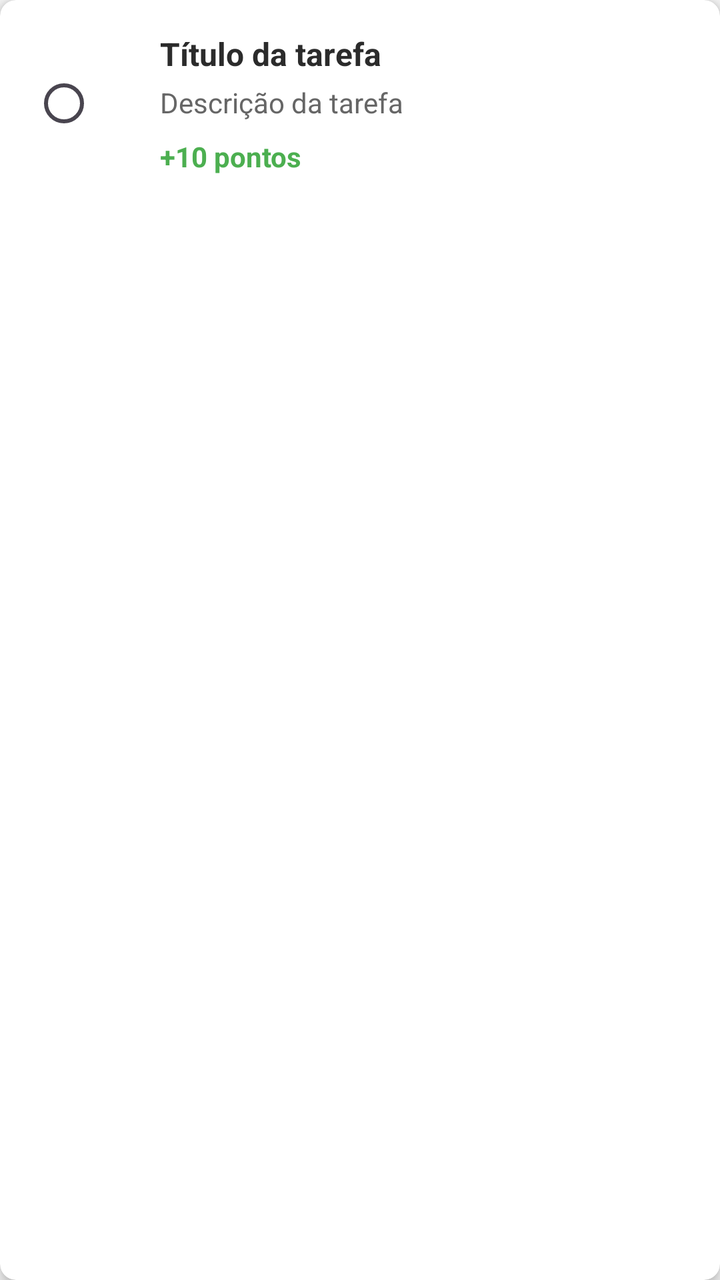
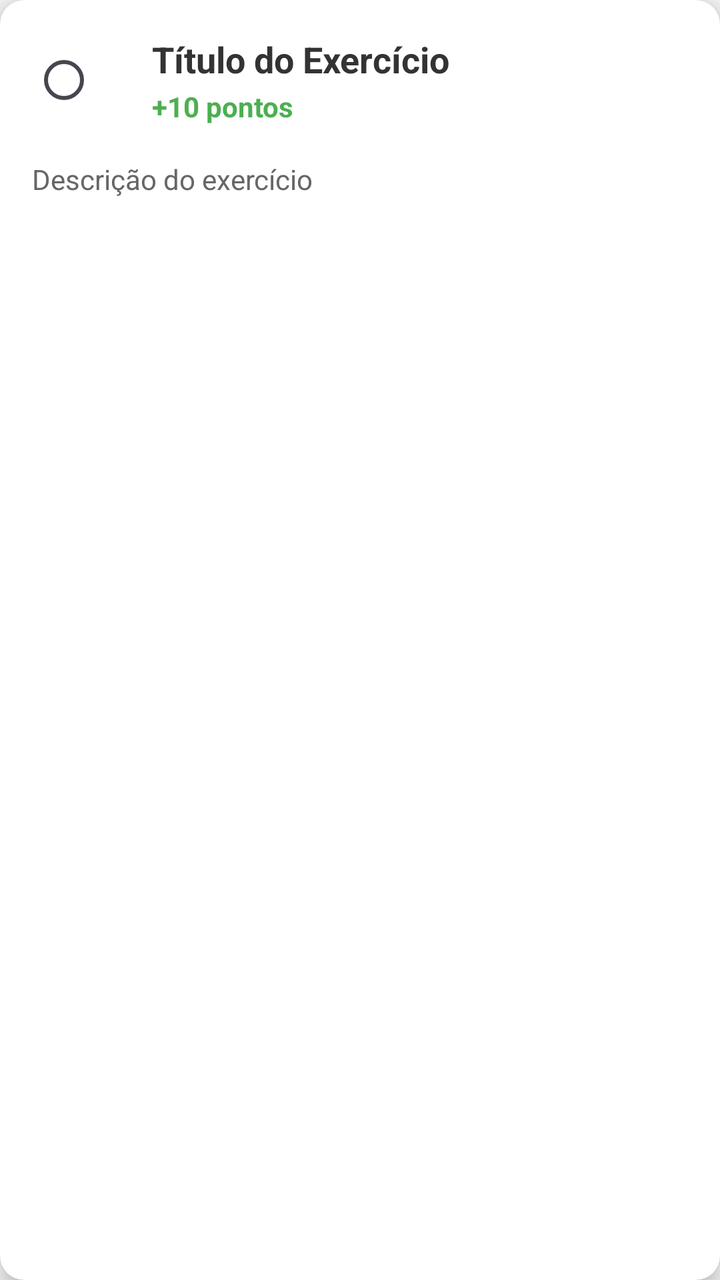

Screens rendered from an Android XML layout before and after an edit, with the pre-edit source and the edit as a unified diff.
<!-- AndroidManifest.xml: application theme Theme.Testbackend -->
<!-- res/layout/item_task_radio.xml -->
<?xml version="1.0" encoding="utf-8"?>
<androidx.cardview.widget.CardView xmlns:android="http://schemas.android.com/apk/res/android"
    xmlns:app="http://schemas.android.com/apk/res-auto"
    android:layout_width="match_parent"
    android:layout_height="wrap_content"
    android:layout_margin="8dp"
    app:cardCornerRadius="8dp"
    app:cardElevation="4dp">
    
    <LinearLayout
        android:layout_width="match_parent"
        android:layout_height="wrap_content"
        android:orientation="horizontal"
        android:padding="16dp">
        
        <RadioButton
            android:id="@+id/radioButton"
            android:layout_width="wrap_content"
            android:layout_height="wrap_content"
            android:layout_gravity="center_vertical"
            android:layout_marginEnd="16dp" />
        
        <LinearLayout
            android:layout_width="0dp"
            android:layout_height="wrap_content"
            android:layout_weight="1"
            android:orientation="vertical">
            
            <TextView
                android:id="@+id/tvTaskTitle"
                android:layout_width="match_parent"
                android:layout_height="wrap_content"
                android:text="Título da tarefa"
                android:textStyle="bold"
                android:textSize="16sp" />
            
            <TextView
                android:id="@+id/tvTaskDescription"
                android:layout_width="match_parent"
                android:layout_height="wrap_content"
                android:text="Descrição da tarefa"
                android:textColor="#666666"
                android:layout_marginTop="4dp" />
            
            <TextView
                android:id="@+id/tvTaskPoints"
                android:layout_width="match_parent"
                android:layout_height="wrap_content"
                android:text="+10 pontos"
                android:textColor="#4CAF50"
                android:textStyle="bold"
                android:layout_marginTop="8dp" />
            
        </LinearLayout>
        
    </LinearLayout>
    
</androidx.cardview.widget.CardView>
<!-- resources referenced by this layout -->
<resources>
  <style name="Theme.Testbackend" parent="Theme.SmartSaude" />
  <style name="Theme.SmartSaude" parent="Theme.Material3.DayNight.NoActionBar">
          
          <item name="colorPrimary">@color/primary</item>
          <item name="colorPrimaryVariant">@color/primary_variant</item>
          <item name="colorSecondary">@color/secondary_light</item>
          
          
          <item name="android:windowBackground">@color/app_background</item>
          <item name="android:colorBackground">@color/app_background</item>
          <item name="colorSurface">@color/card_background</item>
          
          
          <item name="android:textColor">@color/text_main</item>
          <item name="android:textColorPrimary">@color/text_main</item>
          <item name="android:textColorSecondary">@color/text_secondary</item>
          
          
          <item name="android:statusBarColor">@color/app_background</item>
          <item name="android:windowLightStatusBar" tools:targetApi="m">true</item>
      </style>
  <color name="primary">#67B7D1</color>
  <color name="primary_variant">#2C9CC3</color>
  <color name="secondary_light">#A9D9E8</color>
  <color name="app_background">#F7F7F7</color>
  <color name="card_background">#FFFFFF</color>
  <color name="text_main">#2B2B2B</color>
  <color name="text_secondary">#6E6E6E</color>
</resources>

<!-- the commit's change to res/layout/item_task_radio.xml (unified diff, before → after) -->
@@ -4,53 +4,113 @@
     android:layout_width="match_parent"
     android:layout_height="wrap_content"
     android:layout_margin="8dp"
-    app:cardCornerRadius="8dp"
-    app:cardElevation="4dp">
+    app:cardCornerRadius="12dp"
+    app:cardElevation="6dp">
     
     <LinearLayout
         android:layout_width="match_parent"
         android:layout_height="wrap_content"
-        android:orientation="horizontal"
-        android:padding="16dp">
+        android:orientation="vertical">
         
-        <RadioButton
-            android:id="@+id/radioButton"
-            android:layout_width="wrap_content"
-            android:layout_height="wrap_content"
-            android:layout_gravity="center_vertical"
-            android:layout_marginEnd="16dp" />
         
         <LinearLayout
-            android:layout_width="0dp"
+            android:layout_width="match_parent"
             android:layout_height="wrap_content"
-            android:layout_weight="1"
-            android:orientation="vertical">
+            android:orientation="horizontal"
+            android:padding="16dp"
+            android:gravity="center_vertical">
+            
+            <RadioButton
+                android:id="@+id/radioButton"
+                android:layout_width="wrap_content"
+                android:layout_height="wrap_content"
+                android:layout_marginEnd="12dp" />
+            
+            <LinearLayout
+                android:layout_width="0dp"
+                android:layout_height="wrap_content"
+                android:layout_weight="1"
+                android:orientation="vertical">
+                
+                <TextView
+                    android:id="@+id/tvTaskTitle"
+                    android:layout_width="match_parent"
+                    android:layout_height="wrap_content"
+                    android:text="Título do Exercício"
+                    android:textColor="#333333"
+                    android:textSize="18sp"
+                    android:textStyle="bold" />
+                
+                <TextView
+                    android:id="@+id/tvTaskPoints"
+                    android:layout_width="match_parent"
+                    android:layout_height="wrap_content"
+                    android:text="+10 pontos"
+                    android:textColor="#4CAF50"
+                    android:textStyle="bold"
+                    android:layout_marginTop="2dp" />
+                
+            </LinearLayout>
+            
+        </LinearLayout>
+        
+        
+        <TextView
+            android:id="@+id/tvTaskDescription"
+            android:layout_width="match_parent"
+            android:layout_height="wrap_content"
+            android:text="Descrição do exercício"
+            android:textColor="#666666"
+            android:textSize="14sp"
+            android:layout_marginStart="16dp"
+            android:layout_marginEnd="16dp"
+            android:layout_marginBottom="12dp" />
+        
+        
+        <ImageView
+            android:id="@+id/ivExerciseImage"
+            android:layout_width="match_parent"
+            android:layout_height="200dp"
+            android:scaleType="centerCrop"
+            android:visibility="gone"
+            android:background="#F5F5F5"
+            android:contentDescription="Imagem do exercício" />
+        
+        
+        <LinearLayout
+            android:id="@+id/llVideoContainer"
+            android:layout_width="match_parent"
+            android:layout_height="56dp"
+            android:orientation="horizontal"
+            android:visibility="gone"
+            android:gravity="center_vertical"
+            android:background="#E3F2FD"
+            android:padding="16dp">
+            
+            <ImageView
+                android:layout_width="32dp"
+                android:layout_height="32dp"
+                android:src="@android:drawable/ic_media_play"
+                android:background="#2196F3"
+                android:padding="6dp"
+                android:layout_marginEnd="12dp" />
             
             <TextView
-                android:id="@+id/tvTaskTitle"
-                android:layout_width="match_parent"
+                android:layout_width="0dp"
                 android:layout_height="wrap_content"
-                android:text="Título da tarefa"
-                android:textStyle="bold"
-                android:textSize="16sp" />
+                android:layout_weight="1"
+                android:text="Ver vídeo do exercício"
+                android:textColor="#1976D2"
+                android:textSize="16sp"
+                android:textStyle="bold" />
             
-            <TextView
-                android:id="@+id/tvTaskDescription"
-                android:layout_width="match_parent"
-                android:layout_height="wrap_content"
-                android:text="Descrição da tarefa"
-                android:textColor="#666666"
-                android:layout_marginTop="4dp" />
-            
-            <TextView
-                android:id="@+id/tvTaskPoints"
-                android:layout_width="match_parent"
-                android:layout_height="wrap_content"
-                android:text="+10 pontos"
-                android:textColor="#4CAF50"
-                android:textStyle="bold"
-                android:layout_marginTop="8dp" />
-            
+            <ImageView
+                android:layout_width="20dp"
+                android:layout_height="20dp"
+                android:src="@android:drawable/ic_menu_more"
+                android:rotation="180"
+                android:tint="#1976D2" />
+                
         </LinearLayout>
         
     </LinearLayout>
